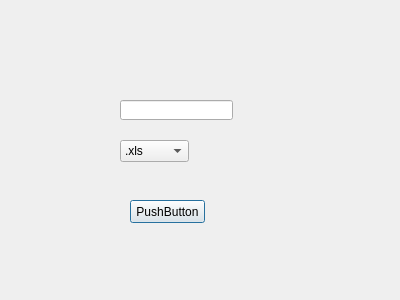
Above: UI/UI_EXPORT.ui from icekittenxx/SKproject_0420 before the change. Below: the same form after it.
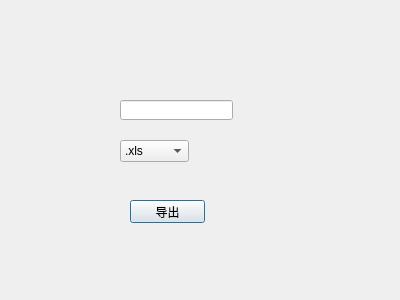
That is the form after the change.

```diff
--- a/UI/UI_EXPORT.ui
+++ b/UI/UI_EXPORT.ui
@@ -23,7 +23,7 @@
     </rect>
    </property>
    <property name="text">
-    <string>PushButton</string>
+    <string>导出</string>
    </property>
   </widget>
   <widget class="QLineEdit" name="lineEdit">
```
